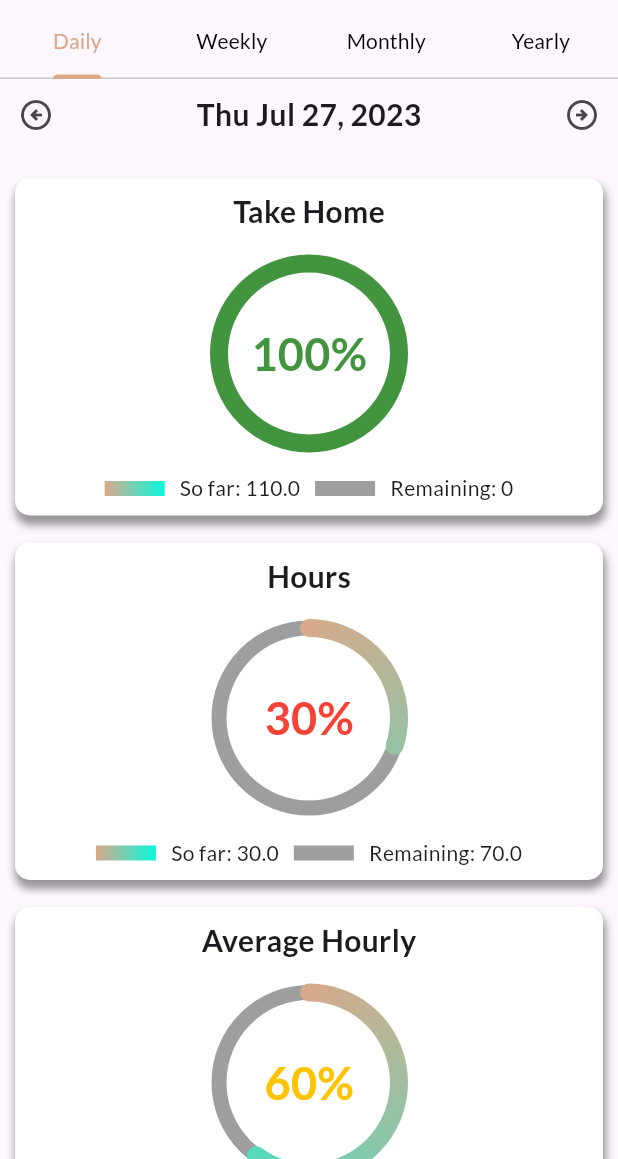
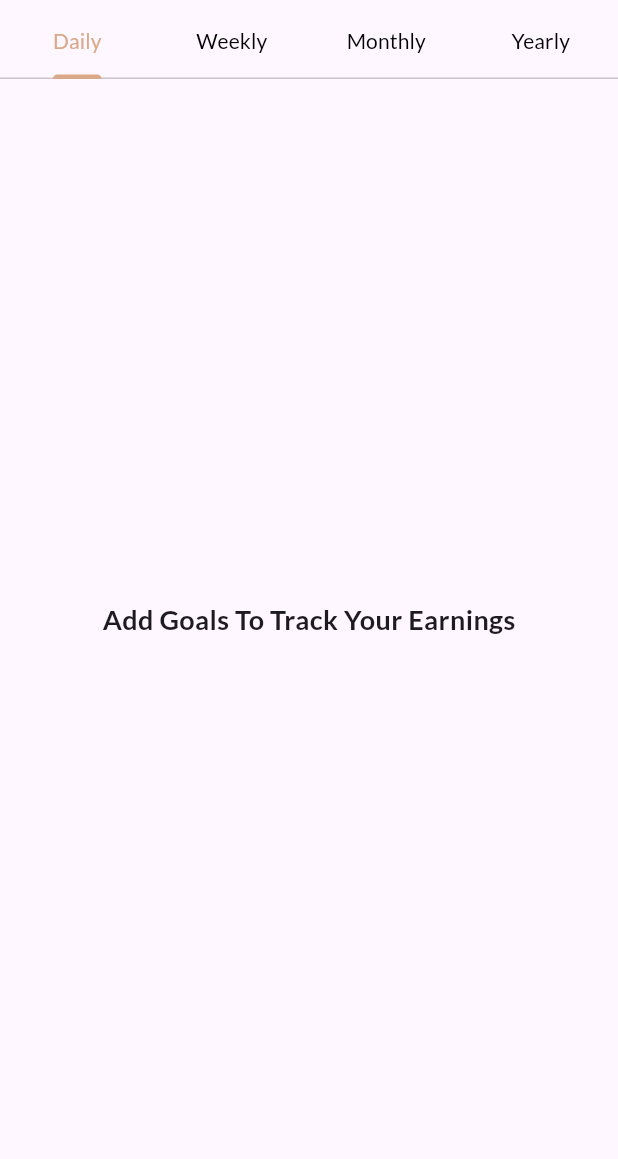
Before and after one commit to karanmeghani18/WaitersWalletApp, a Flutter app: the GoalsScreen screen opened directly, on a phone screen of 412 x 824 dp, the part 77-1236 px from its top. Run offline on Flutter 3.47's test engine with Material 2 defaults, Android fonts, the phone set to English and light mode, and no system bars; drawn by our look-alikes of calendar_view, simple_circular_progress_bar; our stand-ins replace cloud_firestore, equatable, firebase_auth, firebase_core, firebase_storage, fl_chart and 7 more; accounts and stored records are empty.

Commit message:
#50 set data to the goals screen basic

```diff
--- a/lib/src/features/calendar/controller/calendar_event_controller.dart
+++ b/lib/src/features/calendar/controller/calendar_event_controller.dart
@@ -108,6 +108,17 @@ class CalendarEventController extends StateNotifier<CalendarEventState> {
     }
   }
 
+  TipModel? getEarningsOfDay(DateTime dateTime) {
+    final hasTipsForDay = state.tips.indexWhere(
+      (e) => e.fullDateTime.withoutTime == dateTime.withoutTime,
+    );
+    if (hasTipsForDay == -1) {
+      return null;
+    } else {
+      return state.tips[hasTipsForDay];
+    }
+  }
+
   void removeAllEvents() {
     state = state.copyWith(
       calendarEvents: [],
@@ -159,7 +170,8 @@ class CalendarEventController extends StateNotifier<CalendarEventState> {
     }
   }
 
-  Map<String, Map<String, double>> getWeeklyRestaurantTotals(int subtract, int add) {
+  Map<String, Map<String, double>> getWeeklyRestaurantTotals(
+      int subtract, int add) {
     DateTime now = DateTime.now();
     DateTime startOfWeek = now.subtract(Duration(days: now.weekday - 1));
     startOfWeek =
@@ -173,10 +185,12 @@ class CalendarEventController extends StateNotifier<CalendarEventState> {
       DateTime datetime = tip.fullDateTime;
 
       if (datetime.isAfter(startOfWeek) && datetime.isBefore(endOfWeek)) {
-        Map<String, double> restaurantTotal = restaurantTotals[tip.restaurantId] ?? {
-          'takeHomeTotal': 0.0,
-          'hoursWorkedTotal': 0.0,
-        };
+        Map<String, double> restaurantTotal =
+            restaurantTotals[tip.restaurantId] ??
+                {
+                  'takeHomeTotal': 0.0,
+                  'hoursWorkedTotal': 0.0,
+                };
 
         restaurantTotal['takeHomeTotal'] =
             (restaurantTotal['takeHomeTotal'] ?? 0.0) + (tip.takeHome);
@@ -190,7 +204,8 @@ class CalendarEventController extends StateNotifier<CalendarEventState> {
     return restaurantTotals;
   }
 
-  Map<String, Map<String, Map<String, double>>> getRestaurantTotalsByMonth(int year) {
+  Map<String, Map<String, Map<String, double>>> getRestaurantTotalsByMonth(
+      int year) {
     Map<String, Map<String, Map<String, double>>> restaurantTotalsByMonth = {};
 
     for (TipModel tip in state.tips) {
@@ -214,17 +229,20 @@ class CalendarEventController extends StateNotifier<CalendarEventState> {
         }
 
         restaurantTotalsByMonth[monthYear]![restaurantId]!['takeHomeTotal'] =
-            (restaurantTotalsByMonth[monthYear]![restaurantId]!['takeHomeTotal'] ?? 0.0) + double.parse(takeHome.toStringAsFixed(2));
+            (restaurantTotalsByMonth[monthYear]![restaurantId]![
+                        'takeHomeTotal'] ??
+                    0.0) +
+                double.parse(takeHome.toStringAsFixed(2));
         restaurantTotalsByMonth[monthYear]![restaurantId]!['hoursWorkedTotal'] =
-            (restaurantTotalsByMonth[monthYear]![restaurantId]!['hoursWorkedTotal'] ?? 0.0) + double.parse(hoursWorked.toStringAsFixed(2));
+            (restaurantTotalsByMonth[monthYear]![restaurantId]![
+                        'hoursWorkedTotal'] ??
+                    0.0) +
+                double.parse(hoursWorked.toStringAsFixed(2));
       }
     }
 
     return restaurantTotalsByMonth;
   }
-
-
-
 
   List<double> getWeekEarningsData(int subtract, int add) {
     DateTime now = DateTime.now();
--- a/lib/src/features/goals/widgets/goal_tracker_widget.dart
+++ b/lib/src/features/goals/widgets/goal_tracker_widget.dart
@@ -1,4 +1,7 @@
 import 'package:flutter/material.dart';
+import 'package:flutter_riverpod/flutter_riverpod.dart';
+import 'package:waiters_wallet/src/features/calendar/controller/calendar_event_controller.dart';
+import 'package:waiters_wallet/src/features/goals/controller/goals_controller.dart';
 import 'package:waiters_wallet/src/features/goals/widgets/daily_date_selector.dart';
 import 'package:waiters_wallet/src/features/goals/widgets/goal_card.dart';
 import 'package:waiters_wallet/src/features/goals/widgets/monthly_date_selector.dart';
@@ -6,8 +9,9 @@ import 'package:waiters_wallet/src/features/goals/widgets/yearly_date_selector.d
 import 'package:waiters_wallet/src/widgets/week_dates_selector.dart';
 
 import '../../../utils/utils.dart';
+import '../../addtip/models/tip_model.dart';
 
-class GoalTracker extends StatefulWidget {
+class GoalTracker extends ConsumerStatefulWidget {
   const GoalTracker({
     Key? key,
     required this.tabIndex,
@@ -16,10 +20,10 @@ class GoalTracker extends StatefulWidget {
   final int tabIndex;
 
   @override
-  State<GoalTracker> createState() => _GoalTrackerState();
+  ConsumerState<GoalTracker> createState() => _GoalTrackerState();
 }
 
-class _GoalTrackerState extends State<GoalTracker> {
+class _GoalTrackerState extends ConsumerState<GoalTracker> {
   DateTime selectedDate = DateTime.now();
 
   void _incrementDate(int days) {
@@ -39,8 +43,15 @@ class _GoalTrackerState extends State<GoalTracker> {
     final startDate = getFormattedDate(getWeekStartDate(selectedDate));
     final endDate = getFormattedDate(getWeekEndDate(selectedDate));
     final weekHeaderString = "$startDate - $endDate";
+    final goals = ref.watch(goalsControllerProvider).goals;
+    final goalsAvailable = goals != null;
+    TipModel? tipsOfTheDay = ref
+        .watch(calendarEventControllerProvider.notifier)
+        .getEarningsOfDay(selectedDate);
 
-    return SingleChildScrollView(
+
+    return goalsAvailable
+        ? SingleChildScrollView(
             child: Column(
               children: [
                 if (widget.tabIndex == 0)
@@ -68,10 +79,39 @@ class _GoalTrackerState extends State<GoalTracker> {
                     onLeftArrowPress: () => _decrementDate(365),
                     onRightArrowPress: () => _incrementDate(365),
                   ),
-          const GoalCard(title: "Take Home", goal: 100, value: 110),
-          const GoalCard(title: "Hours", goal: 100, value: 30),
-          const GoalCard(title: "Average Hourly", goal: 100, value: 60),
+                GoalCard(
+                  title: "Take Home",
+                  goal: goals.takeHomeGoal,
+                  value: widget.tabIndex == 0
+                      ? tipsOfTheDay?.takeHome ?? 0.0
+                      : 0.0,
+                ),
+                GoalCard(
+                  title: "Hours",
+                  goal: goals.hoursGoal,
+                  value: widget.tabIndex == 0
+                      ? tipsOfTheDay?.hoursWorked ?? 0.0
+                      : 0.0,
+                ),
+                GoalCard(
+                  title: "Average Hourly",
+                  goal: goals.averageHourlyGoal,
+                  value: widget.tabIndex == 0
+                      ? tipsOfTheDay != null
+                          ? tipsOfTheDay.takeHome / tipsOfTheDay.hoursWorked
+                          : 0.0
+                      : 0.0,
+                ),
               ],
+            ),
+          )
+        : const Center(
+            child: Text(
+              "Add Goals To Track Your Earnings",
+              style: TextStyle(
+                fontSize: 18,
+                fontWeight: FontWeight.bold,
+              ),
             ),
           );
   }
```
Lines whose indentation alone changed are shown as unchanged.
